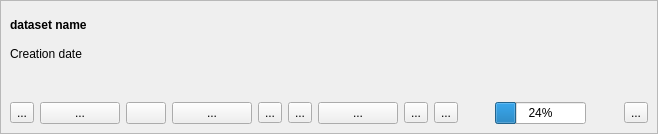
Qt form LDMP/gui/WidgetDatasetItem.ui (ConservationInternational/trends.earth) before a commit.
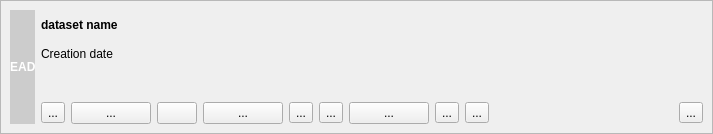
The same form after that commit.

Commit message:
Indicate job status in datasets window
- show failed and cancelled jobs
- differentiate among ready/pending/running statuses
- add a color bar on left side of each job widget showing status

Patch:
```diff
--- a/LDMP/gui/WidgetDatasetItem.ui
+++ b/LDMP/gui/WidgetDatasetItem.ui
@@ -6,7 +6,7 @@
    <rect>
     <x>0</x>
     <y>0</y>
-    <width>658</width>
+    <width>713</width>
     <height>134</height>
    </rect>
   </property>
@@ -39,6 +39,80 @@
      </property>
      <layout class="QVBoxLayout" name="verticalLayout">
       <item>
+       <layout class="QHBoxLayout" name="horizontalLayout_4">
+        <property name="rightMargin">
+         <number>0</number>
+        </property>
+        <property name="bottomMargin">
+         <number>0</number>
+        </property>
+        <item>
+         <widget class="QFrame" name="status_frame">
+          <property name="sizePolicy">
+           <sizepolicy hsizetype="Fixed" vsizetype="Expanding">
+            <horstretch>0</horstretch>
+            <verstretch>0</verstretch>
+           </sizepolicy>
+          </property>
+          <property name="minimumSize">
+           <size>
+            <width>25</width>
+            <height>0</height>
+           </size>
+          </property>
+          <property name="maximumSize">
+           <size>
+            <width>25</width>
+            <height>16777215</height>
+           </size>
+          </property>
+          <property name="frameShape">
+           <enum>QFrame::NoFrame</enum>
+          </property>
+          <property name="frameShadow">
+           <enum>QFrame::Plain</enum>
+          </property>
+          <property name="styleSheet">
+           <string>background-color: #cccccc;</string>
+          </property>
+          <layout class="QVBoxLayout" name="status_layout">
+           <property name="spacing">
+            <number>0</number>
+           </property>
+           <property name="leftMargin">
+            <number>0</number>
+           </property>
+           <property name="topMargin">
+            <number>2</number>
+           </property>
+           <property name="rightMargin">
+            <number>0</number>
+           </property>
+           <property name="bottomMargin">
+            <number>2</number>
+           </property>
+           <item>
+            <widget class="QLabel" name="status_label">
+             <property name="text">
+              <string>READY</string>
+             </property>
+             <property name="alignment">
+              <set>Qt::AlignCenter</set>
+             </property>
+             <property name="styleSheet">
+              <string>color: white; font-size: 12px; font-weight: bold;</string>
+             </property>
+            </widget>
+           </item>
+          </layout>
+         </widget>
+        </item>
+        <item>
+         <layout class="QVBoxLayout" name="verticalLayout_4">
+          <property name="bottomMargin">
+           <number>0</number>
+          </property>
+          <item>
        <widget class="QLabel" name="name_la">
         <property name="minimumSize">
          <size>
@@ -188,13 +262,6 @@
           </property>
          </spacer>
         </item>
-        <item>
-         <widget class="QProgressBar" name="progressBar">
-          <property name="value">
-           <number>24</number>
-          </property>
-         </widget>
-        </item>
         <item>
          <spacer name="horizontalSpacer_2">
           <property name="orientation">
@@ -217,6 +284,10 @@
            <string>...</string>
           </property>
          </widget>
+            </item>
+           </layout>
+          </item>
+         </layout>
         </item>
        </layout>
       </item>
```
Left out of the diff: 11 changed lines with no effect on the pictures. Lines whose indentation alone changed are shown as unchanged. The commit also changes 5 other files.
